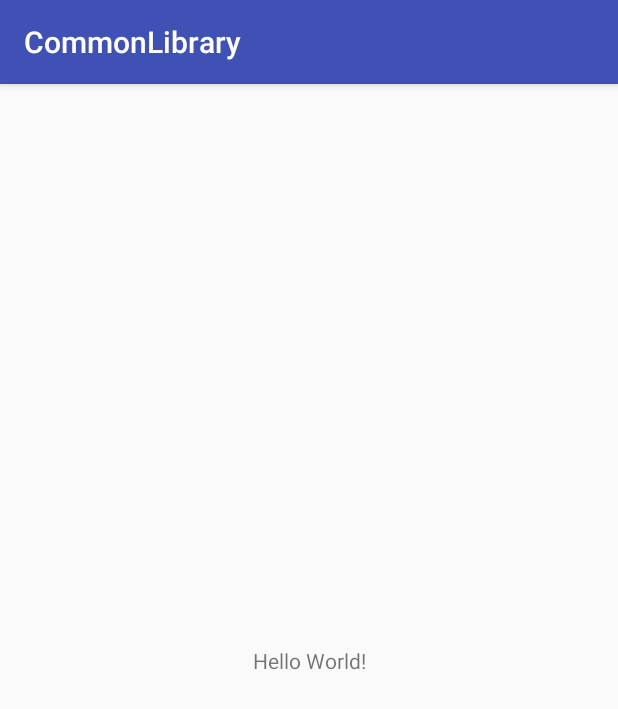
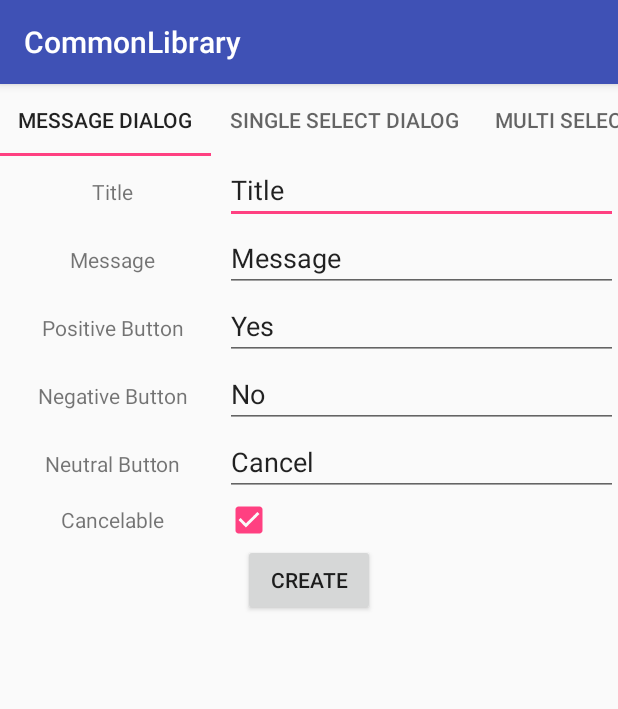
Before and after one commit to kaoru0164/AndroidCommonLibrary, an Android app: the screen it shows after launch (MainActivity), on a phone screen of 412 x 824 dp. Shown: the top 709 px of the screen. Run offline under Robolectric (Android 15) with nearby library versions, the phone set to English and light mode, and no system bars.

Commit message:
Implemented usage source.

```diff
--- a/CommonLibrary/app/build.gradle
+++ b/CommonLibrary/app/build.gradle
@@ -24,10 +24,13 @@ android {
 
 dependencies {
     implementation fileTree(dir: 'libs', include: ['*.jar'])
-    implementation"org.jetbrains.kotlin:kotlin-stdlib-jre7:$kotlin_version"
+    implementation "org.jetbrains.kotlin:kotlin-stdlib-jre7:$kotlin_version"
     implementation 'com.android.support:appcompat-v7:26.1.0'
     implementation 'com.android.support.constraint:constraint-layout:1.0.2'
+    implementation 'com.android.support:support-v4:26.1.0'
+    implementation 'com.android.support:design:26.1.0'
     testImplementation 'junit:junit:4.12'
     androidTestImplementation 'com.android.support.test:runner:1.0.1'
     androidTestImplementation 'com.android.support.test.espresso:espresso-core:3.0.1'
+    compile project(':library')
 }
--- a/CommonLibrary/app/src/main/java/jp/ktoybox/android/library/common/MainActivity.kt
+++ b/CommonLibrary/app/src/main/java/jp/ktoybox/android/library/common/MainActivity.kt
@@ -2,11 +2,66 @@ package jp.ktoybox.android.library.common
 
 import android.support.v7.app.AppCompatActivity
 import android.os.Bundle
+import android.support.design.widget.TabLayout
+import android.support.v4.app.Fragment
+import android.support.v4.app.FragmentManager
+import android.support.v4.app.FragmentPagerAdapter
+import android.support.v4.view.ViewPager
+import jp.ktoybox.android.library.common.fragment.UsageMessageDialogFragment
+import jp.ktoybox.android.library.common.fragment.UsageMultiSelectDialogFragment
+import jp.ktoybox.android.library.common.fragment.UsageSingleSelectDialogFragment
 
 class MainActivity : AppCompatActivity() {
+
+    private var viewPager: ViewPager? = null
+    private var tabLayout: TabLayout? = null
 
     override fun onCreate(savedInstanceState: Bundle?) {
         super.onCreate(savedInstanceState)
         setContentView(R.layout.activity_main)
+
+        viewPager = findViewById(R.id.main_view_pager)
+        viewPager?.adapter = AnAdapter(supportFragmentManager)
+
+        tabLayout = findViewById(R.id.main_tab)
+        tabLayout?.setupWithViewPager(viewPager)
+    }
+
+    private companion object {
+        const val PAGE_TITLE_MESSAGE_DIALOG = "Message Dialog"
+        const val PAGE_TITLE_SINGLE_SELECT_DIALOG = "Single Select Dialog"
+        const val PAGE_TITLE_MULTI_SELECT_DIALOG = "Multi Select Dialog"
+    }
+
+    private class AnAdapter(fm:FragmentManager):FragmentPagerAdapter(fm){
+        override fun getItem(position: Int): Fragment {
+            var fragment:Fragment? = null
+            when (position){
+                0->fragment = UsageMessageDialogFragment.newInstance()
+                1->fragment = UsageSingleSelectDialogFragment.newInstance()
+                2->fragment = UsageMultiSelectDialogFragment.newInstance()
+            }
+            if (fragment == null) {
+                throw IllegalStateException()
+            }
+
+            return fragment
+        }
+
+        override fun getCount(): Int {
+            return 3
+        }
+
+        override fun getPageTitle(position: Int): CharSequence {
+
+            var title:String = ""
+            when (position){
+                0->title = PAGE_TITLE_MESSAGE_DIALOG
+                1->title = PAGE_TITLE_SINGLE_SELECT_DIALOG
+                2->title= PAGE_TITLE_MULTI_SELECT_DIALOG
+            }
+
+            return title
+        }
     }
 }
--- /dev/null
+++ b/CommonLibrary/app/src/main/java/jp/ktoybox/android/library/common/fragment/UsageMessageDialogFragment.kt
@@ -0,0 +1,75 @@
+package jp.ktoybox.android.library.common.fragment
+
+import android.os.Bundle
+import android.support.v4.app.Fragment
+import android.view.LayoutInflater
+import android.view.View
+import android.view.ViewGroup
+import android.widget.CheckBox
+import android.widget.EditText
+import android.widget.Toast
+
+import jp.ktoybox.android.library.common.R
+import jp.ktoybox.android.library.common.dialog.MessageDialogFragment
+
+class UsageMessageDialogFragment : Fragment(), MessageDialogFragment.MessageDialogEventListener {
+
+    companion object {
+        fun newInstance(): UsageMessageDialogFragment {
+            return UsageMessageDialogFragment()
+        }
+    }
+
+    override fun onCreateView(inflater: LayoutInflater?, container: ViewGroup?,
+                              savedInstanceState: Bundle?): View? {
+        return inflater!!.inflate(R.layout.fragment_usage_message_dialog, container, false)
+    }
+
+    override fun onActivityCreated(savedInstanceState: Bundle?) {
+        super.onActivityCreated(savedInstanceState)
+        view?.findViewById<View>(R.id.button_create)?.setOnClickListener({ _ ->
+            val builder = MessageDialogFragment.Builder()
+            val title = view?.findViewById<EditText>(R.id.edit_title)?.text.toString()
+            if (title.isNotEmpty()) {
+                builder.setTitle(title)
+            }
+            val message = view?.findViewById<EditText>(R.id.edit_message)?.text.toString()
+            if (message.isNotEmpty()) {
+                builder.setMessage(message)
+            }
+            val positive = view?.findViewById<EditText>(R.id.edit_positive_button)?.text.toString()
+            if (positive.isNotEmpty()) {
+                builder.setPositiveButton(positive)
+            }
+            val negative = view?.findViewById<EditText>(R.id.edit_negative_button)?.text.toString()
+            if (negative.isNotEmpty()) {
+                builder.setNegativeButton(negative)
+            }
+            val neutral = view?.findViewById<EditText>(R.id.edit_neutral_button)?.text.toString()
+            if (neutral.isNotEmpty()) {
+                builder.setNeutralButton(neutral)
+            }
+            val checked = view?.findViewById<CheckBox>(R.id.check_cancelable)?.isChecked
+            if (checked != null) {
+                builder.setCancelable(checked)
+            }
+            builder.create().show(childFragmentManager, "Message Dialog")
+        })
+    }
+
+    override fun onPositiveButtonClicked(tag: String) {
+        Toast.makeText(context, "Positive button clicked\nTag=" + tag, Toast.LENGTH_SHORT).show()
+    }
+
+    override fun onNegativeButtonClicked(tag: String) {
+        Toast.makeText(context, "Negative button clicked\nTag=" + tag, Toast.LENGTH_SHORT).show()
+    }
+
+    override fun onNeutralButtonClicked(tag: String) {
+        Toast.makeText(context, "Neutral button clicked\nTag=" + tag, Toast.LENGTH_SHORT).show()
+    }
+
+    override fun onCanceled(tag: String) {
+        Toast.makeText(context, "Canceled\nTag=" + tag, Toast.LENGTH_SHORT).show()
+    }
+}
--- /dev/null
+++ b/CommonLibrary/app/src/main/java/jp/ktoybox/android/library/common/fragment/UsageSingleSelectDialogFragment.kt
@@ -0,0 +1,56 @@
+package jp.ktoybox.android.library.common.fragment
+
+import android.os.Bundle
+import android.support.v4.app.Fragment
+import android.view.LayoutInflater
+import android.view.View
+import android.view.ViewGroup
+import android.widget.CheckBox
+import android.widget.EditText
+import android.widget.Toast
+
+import jp.ktoybox.android.library.common.R
+import jp.ktoybox.android.library.common.dialog.SingleSelectDialogFragment
+
+class UsageSingleSelectDialogFragment : Fragment(), SingleSelectDialogFragment.SingleSelectDialogEventListener {
+
+    companion object {
+        fun newInstance(): UsageSingleSelectDialogFragment {
+            return UsageSingleSelectDialogFragment()
+        }
+    }
+
+    override fun onCreateView(inflater: LayoutInflater?, container: ViewGroup?,
+                              savedInstanceState: Bundle?): View? {
+        return inflater!!.inflate(R.layout.fragment_usage_single_select_dialog, container, false)
+    }
+
+    override fun onActivityCreated(savedInstanceState: Bundle?) {
+        super.onActivityCreated(savedInstanceState)
+        view?.findViewById<View>(R.id.button_create)?.setOnClickListener({ _ ->
+            val builder = SingleSelectDialogFragment.Builder()
+            val title = view?.findViewById<EditText>(R.id.edit_title)?.text.toString()
+            if (title.isNotEmpty()) {
+                builder.setTitle(title)
+            }
+            val itemList = view?.findViewById<EditText>(R.id.edit_items)?.text.toString().split("\n")
+            if (itemList.isNotEmpty()) {
+                val items = Array<String>(itemList.size, { i -> itemList[i] })
+                builder.setItems(items)
+            }
+            val checked = view?.findViewById<CheckBox>(R.id.check_cancelable)?.isChecked
+            if (checked != null) {
+                builder.setCancelable(checked)
+            }
+            builder.create().show(childFragmentManager, "Single Select Dialog")
+        })
+    }
+
+    override fun onItemSelected(tag: String, itemIndex: Int, itemName: String) {
+        Toast.makeText(context, "Item selected\n" + itemIndex + " : " + itemName + "\nTag=" + tag, Toast.LENGTH_SHORT).show()
+    }
+
+    override fun onCanceled(tag: String) {
+        Toast.makeText(context, "Canceled\nTag=" + tag, Toast.LENGTH_SHORT).show()
+    }
+}
--- a/CommonLibrary/app/src/main/res/layout/activity_main.xml
+++ b/CommonLibrary/app/src/main/res/layout/activity_main.xml
@@ -1,18 +1,21 @@
 <?xml version="1.0" encoding="utf-8"?>
-<android.support.constraint.ConstraintLayout xmlns:android="http://schemas.android.com/apk/res/android"
+<LinearLayout xmlns:android="http://schemas.android.com/apk/res/android"
     xmlns:app="http://schemas.android.com/apk/res-auto"
     xmlns:tools="http://schemas.android.com/tools"
     android:layout_width="match_parent"
     android:layout_height="match_parent"
+    android:orientation="vertical"
     tools:context="jp.ktoybox.android.library.common.MainActivity">
 
-    <TextView
-        android:layout_width="wrap_content"
+    <android.support.design.widget.TabLayout
+        android:id="@+id/main_tab"
+        android:layout_width="match_parent"
         android:layout_height="wrap_content"
-        android:text="Hello World!"
-        app:layout_constraintBottom_toBottomOf="parent"
-        app:layout_constraintLeft_toLeftOf="parent"
-        app:layout_constraintRight_toRightOf="parent"
-        app:layout_constraintTop_toTopOf="parent" />
+        app:tabMode="scrollable" />
 
-</android.support.constraint.ConstraintLayout>
+    <android.support.v4.view.ViewPager
+        android:id="@+id/main_view_pager"
+        android:layout_width="match_parent"
+        android:layout_height="match_parent" />
+
+</LinearLayout>
--- /dev/null
+++ b/CommonLibrary/app/src/main/res/layout/fragment_usage_message_dialog.xml
@@ -0,0 +1,93 @@
+<LinearLayout xmlns:android="http://schemas.android.com/apk/res/android"
+    xmlns:tools="http://schemas.android.com/tools"
+    android:layout_width="match_parent"
+    android:layout_height="match_parent"
+    android:layout_margin="8dp"
+    android:orientation="vertical"
+    tools:context="jp.ktoybox.android.library.common.fragment.UsageMessageDialogFragment">
+
+    <LinearLayout style="@style/dialog_layout_line">
+
+        <TextView
+            style="@style/dialog_text_item_name"
+            android:text="@string/title" />
+
+        <EditText
+            android:id="@+id/edit_title"
+            style="@style/dialog_edit_item_value"
+            android:hint="@string/title"
+            android:text="@string/title" />
+    </LinearLayout>
+
+    <LinearLayout style="@style/dialog_layout_line">
+
+        <TextView
+            style="@style/dialog_text_item_name"
+            android:text="@string/message" />
+
+        <EditText
+            android:id="@+id/edit_message"
+            style="@style/dialog_edit_item_value"
+            android:hint="@string/message"
+            android:text="@string/message" />
+    </LinearLayout>
+
+    <LinearLayout style="@style/dialog_layout_line">
+
+        <TextView
+            style="@style/dialog_text_item_name"
+            android:text="@string/positive_button" />
+
+        <EditText
+            android:id="@+id/edit_positive_button"
+            style="@style/dialog_edit_item_value"
+            android:hint="@string/positive_button"
+            android:text="@string/yes" />
+    </LinearLayout>
+
+    <LinearLayout style="@style/dialog_layout_line">
+
+        <TextView
+            style="@style/dialog_text_item_name"
+            android:text="@string/negative_button" />
+
+        <EditText
+            android:id="@+id/edit_negative_button"
+            style="@style/dialog_edit_item_value"
+            android:hint="@string/negative_button"
+            android:text="@string/no" />
+    </LinearLayout>
+
+    <LinearLayout style="@style/dialog_layout_line">
+
+        <TextView
+            style="@style/dialog_text_item_name"
+            android:text="@string/neutral_button" />
+
+        <EditText
+            android:id="@+id/edit_neutral_button"
+            style="@style/dialog_edit_item_value"
+            android:hint="@string/neutral_button"
+            android:text="@string/cancel" />
+    </LinearLayout>
+
+    <LinearLayout style="@style/dialog_layout_line">
+
+        <TextView
+            style="@style/dialog_text_item_name"
+            android:text="@string/cancelable" />
+
+        <CheckBox
+            android:id="@+id/check_cancelable"
+            style="@style/dialog_check_item_value"
+            android:checked="true" />
+    </LinearLayout>
+
+    <Button
+        android:id="@+id/button_create"
+        android:layout_width="wrap_content"
+        android:layout_height="wrap_content"
+        android:layout_gravity="center_horizontal"
+        android:text="@string/create" />
+
+</LinearLayout>
--- a/CommonLibrary/app/src/main/res/values/strings.xml
+++ b/CommonLibrary/app/src/main/res/values/strings.xml
@@ -1,3 +1,17 @@
 <resources>
     <string name="app_name">CommonLibrary</string>
+
+    <string name="yes">Yes</string>
+    <string name="no">No</string>
+    <string name="cancel">Cancel</string>
+
+    <string name="title">Title</string>
+    <string name="message">Message</string>
+    <string name="items">Items</string>
+    <string name="positive_button">Positive Button</string>
+    <string name="negative_button">Negative Button</string>
+    <string name="neutral_button">Neutral Button</string>
+    <string name="cancelable">Cancelable</string>
+    <string name="create">Create</string>
+
 </resources>
--- a/CommonLibrary/app/src/main/res/values/styles.xml
+++ b/CommonLibrary/app/src/main/res/values/styles.xml
@@ -8,4 +8,24 @@
         <item name="colorAccent">@color/colorAccent</item>
     </style>
 
+    <style name="dialog_layout_line">
+        <item name="android:layout_width">match_parent</item>
+        <item name="android:layout_height">wrap_content</item>
+    </style>
+
+    <style name="dialog_text_item_name">
+        <item name="android:layout_width">150dp</item>
+        <item name="android:layout_height">wrap_content</item>
+        <item name="android:textAlignment">center</item>
+    </style>
+
+    <style name="dialog_edit_item_value">
+        <item name="android:layout_width">0dp</item>
+        <item name="android:layout_height">wrap_content</item>
+        <item name="android:layout_weight">1</item>
+    </style>
+    <style name="dialog_check_item_value">
+        <item name="android:layout_width">wrap_content</item>
+        <item name="android:layout_height">wrap_content</item>
+    </style>
 </resources>
```
Also changed, not shown: CommonLibrary/app/src/main/java/jp/ktoybox/android/library/common/fragment/UsageMultiSelectDialogFragment.kt (added, +60 -0 lines), CommonLibrary/app/src/main/res/layout/fragment_usage_multi_select_dialog.xml (added, +54 -0 lines), CommonLibrary/app/src/main/res/layout/fragment_usage_single_select_dialog.xml (added, +54 -0 lines).
